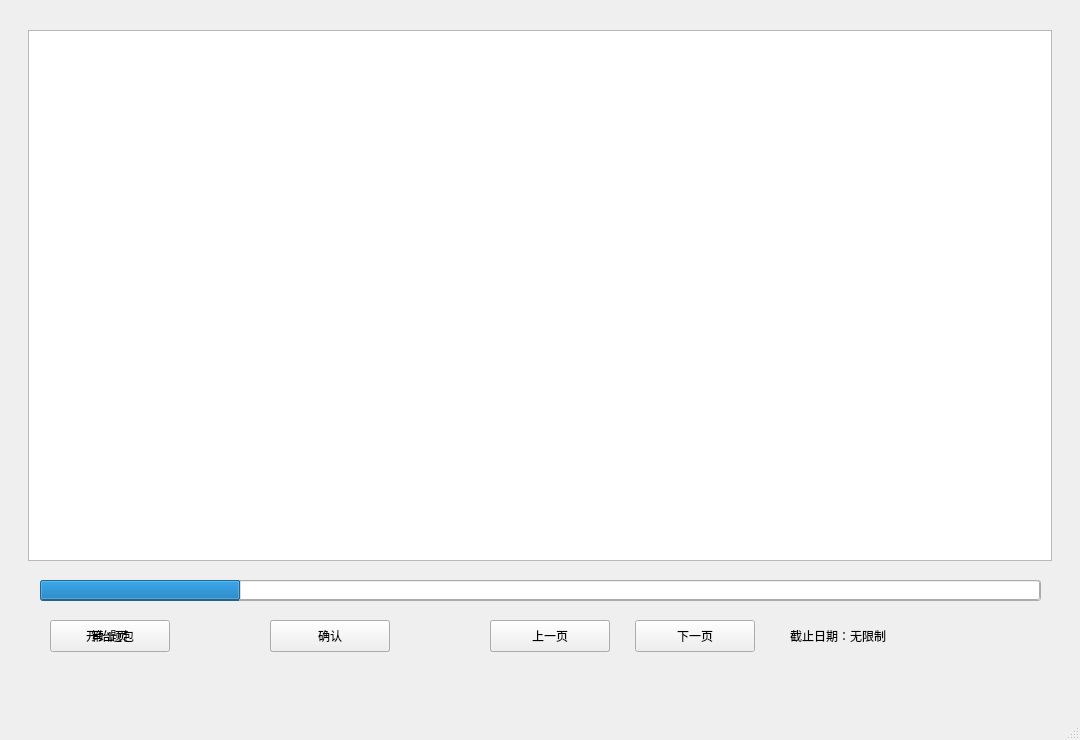
The window that mainWindow.ui (Camorgx/CodiaClient) describes before a commit, drawn with Qt 5.
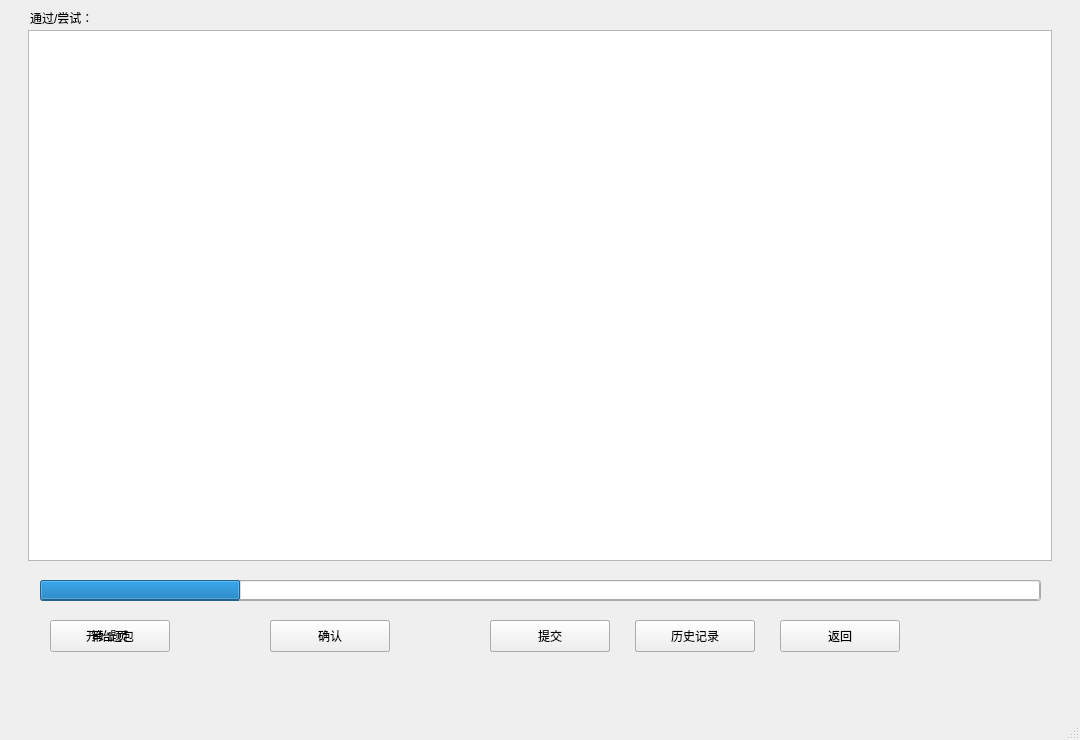
The same window after the commit. Icons and pictures are not drawn. Custom widgets are drawn as their Qt base class.

Commit message: 查看题目列表更新

Diff of the .ui file:
```diff
--- a/mainWindow.ui
+++ b/mainWindow.ui
@@ -273,8 +273,124 @@
      </property>
     </widget>
    </widget>
+   <widget class="QFrame" name="frameQuestion">
+    <property name="geometry">
+     <rect>
+      <x>0</x>
+      <y>0</y>
+      <width>1080</width>
+      <height>768</height>
+     </rect>
+    </property>
+    <property name="frameShape">
+     <enum>QFrame::NoFrame</enum>
+    </property>
+    <property name="frameShadow">
+     <enum>QFrame::Raised</enum>
+    </property>
+    <widget class="QTextEdit" name="textEditQuestionDiscription">
+     <property name="geometry">
+      <rect>
+       <x>28</x>
+       <y>30</y>
+       <width>1024</width>
+       <height>531</height>
+      </rect>
+     </property>
+     <property name="readOnly">
+      <bool>true</bool>
+     </property>
+    </widget>
+    <widget class="QPushButton" name="pushButtonSubmit">
+     <property name="geometry">
+      <rect>
+       <x>490</x>
+       <y>620</y>
+       <width>120</width>
+       <height>32</height>
+      </rect>
+     </property>
+     <property name="text">
+      <string>提交</string>
+     </property>
+    </widget>
+    <widget class="QPushButton" name="pushButtonHistory">
+     <property name="geometry">
+      <rect>
+       <x>635</x>
+       <y>620</y>
+       <width>120</width>
+       <height>32</height>
+      </rect>
+     </property>
+     <property name="text">
+      <string>历史记录</string>
+     </property>
+    </widget>
+    <widget class="QPushButton" name="pushButtonQuestionReturn">
+     <property name="geometry">
+      <rect>
+       <x>780</x>
+       <y>620</y>
+       <width>120</width>
+       <height>32</height>
+      </rect>
+     </property>
+     <property name="text">
+      <string>返回</string>
+     </property>
+    </widget>
+   </widget>
+   <widget class="QFrame" name="frameSubmit">
+    <property name="geometry">
+     <rect>
+      <x>0</x>
+      <y>0</y>
+      <width>1080</width>
+      <height>768</height>
+     </rect>
+    </property>
+    <property name="frameShape">
+     <enum>QFrame::NoFrame</enum>
+    </property>
+    <property name="frameShadow">
+     <enum>QFrame::Raised</enum>
+    </property>
+   </widget>
+   <widget class="QFrame" name="frameHistory">
+    <property name="geometry">
+     <rect>
+      <x>0</x>
+      <y>0</y>
+      <width>1080</width>
+      <height>768</height>
+     </rect>
+    </property>
+    <property name="frameShape">
+     <enum>QFrame::NoFrame</enum>
+    </property>
+    <property name="frameShadow">
+     <enum>QFrame::Raised</enum>
+    </property>
+    <widget class="QLabel" name="labelQuestionStatus">
+     <property name="geometry">
+      <rect>
+       <x>30</x>
+       <y>10</y>
+       <width>171</width>
+       <height>16</height>
+      </rect>
+     </property>
+     <property name="text">
+      <string>通过/尝试：</string>
+     </property>
+    </widget>
+   </widget>
    <zorder>frameExercise</zorder>
    <zorder>framePack</zorder>
+   <zorder>frameQuestion</zorder>
+   <zorder>frameSubmit</zorder>
+   <zorder>frameHistory</zorder>
   </widget>
   <widget class="QMenuBar" name="menubar">
    <property name="geometry">
@@ -282,7 +398,7 @@
      <x>0</x>
      <y>0</y>
      <width>1080</width>
-     <height>26</height>
+     <height>24</height>
     </rect>
    </property>
   </widget>
```
The commit also changes 2 other files.
